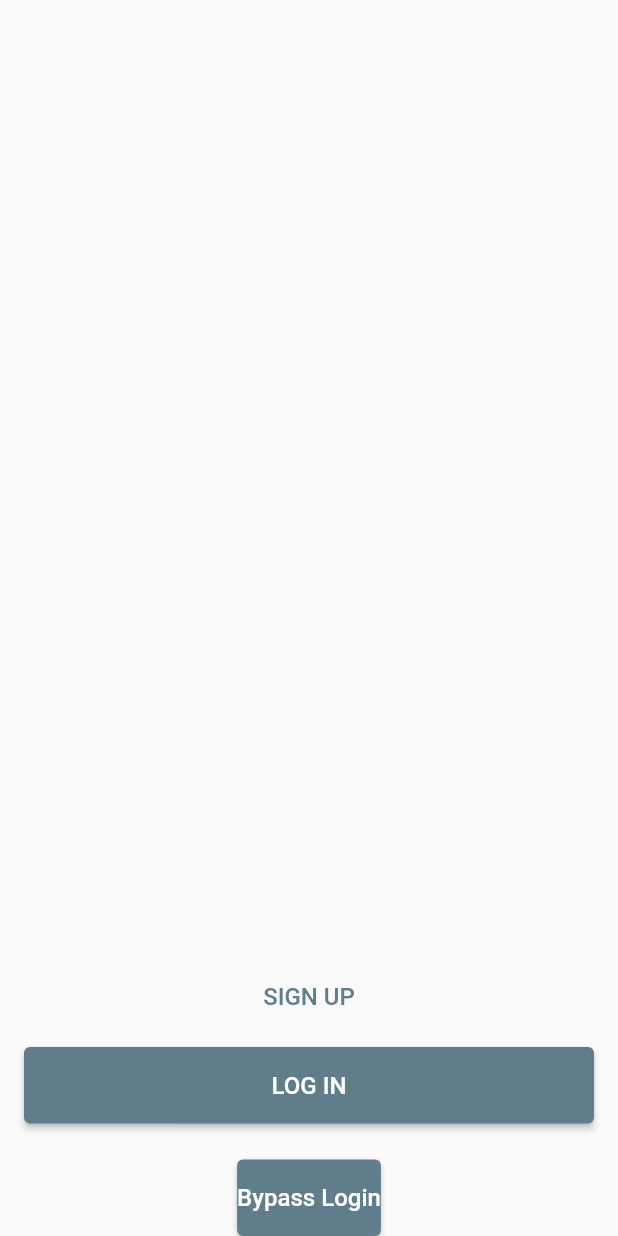
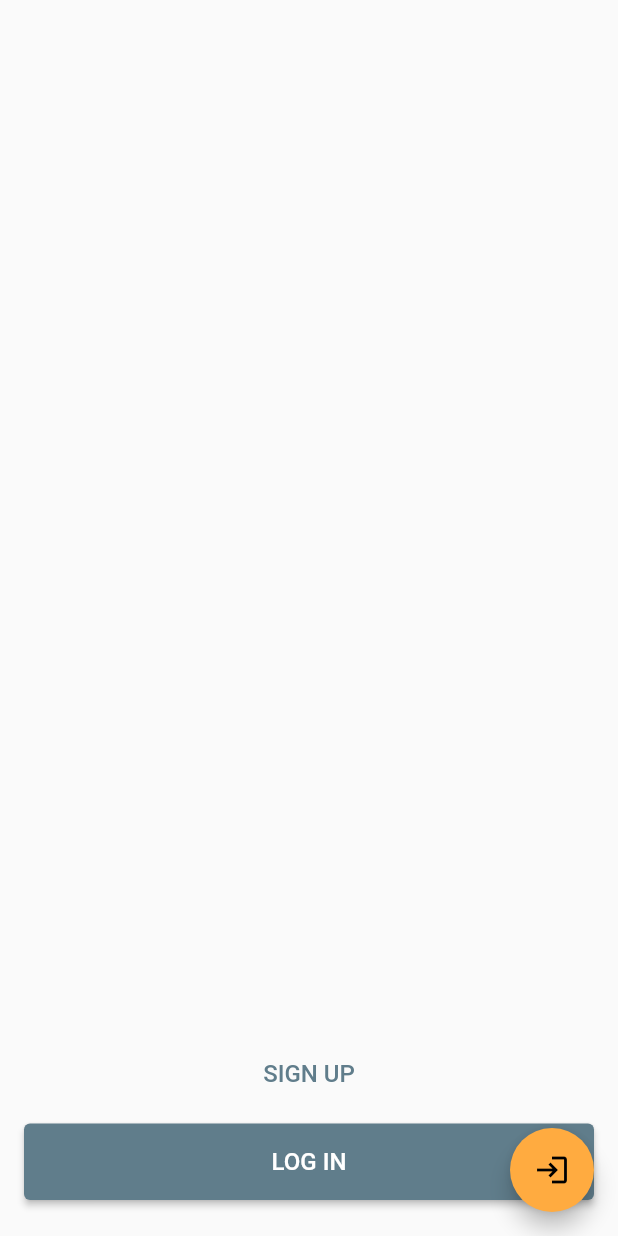
Before and after one commit to cactuspoint/CSCI334Project, a Flutter app: the screen it shows after launch, on a phone screen of 412 x 824 dp. Run offline on Flutter 3.47's test engine with Material 2 defaults, Android fonts, the phone set to English and light mode, and no system bars; our stand-ins replace graphql_flutter, qr_flutter, sqflite; missing offline and left inert: qr_code_scanner; accounts and stored records are empty.

Commit message:
refactor screen welcome

```diff
--- a/client/lib/screens/welcome.dart
+++ b/client/lib/screens/welcome.dart
@@ -1,5 +1,4 @@
 import 'dart:ui';
-
 import 'package:client/screens/login.dart';
 import 'package:client/screens/signup.dart';
 import 'package:client/screens/dashboard.dart';
@@ -14,96 +13,62 @@ class _WelcomePageState extends State<WelcomePage> {
   @override
   Widget build(BuildContext context) {
     return Scaffold(
-      // appBar: AppBar(title: Text('Alerts'),),
         body: Column(
             mainAxisAlignment: MainAxisAlignment.end,
             crossAxisAlignment: CrossAxisAlignment.start,
             children: <Widget>[
-          // Container(
-          //   padding: EdgeInsets.,
-          //   // padding: EdgeInsets.fromLTRB(16, 24, 8, 480),
-          //   // padding: EdgeInsets.only(left: 8),
-          //   // child: Text('Log in'),
-          //   child: Column(
-          //     crossAxisAlignment: CrossAxisAlignment.start,
-          //     children: <Widget>[
-          //       Text(
-          //         'COVID Alert',
-          //         style: TextStyle(fontSize: 32),
-          //       ),
-          //     ],
-          //   ),
-          // ),
-          Container(
+              SignUpButton(),
+              LogInButton(),
+            ]),
+        floatingActionButton: BypassLoginButton());
+  }
+}
+
+class LogInButton extends StatelessWidget {
+  @override
+  Widget build(BuildContext context) {
+    return Container(
+        padding: EdgeInsets.fromLTRB(16, 4, 16, 24),
+        child: SizedBox(
+            width: double.infinity,
+            child: ElevatedButton(
+                style: ElevatedButton.styleFrom(
+                    padding: EdgeInsets.symmetric(vertical: 16.0)),
+                onPressed: () {
+                  Navigator.push(context,
+                      MaterialPageRoute(builder: (context) => LoginPage()));
+                },
+                child: Text('LOG IN', style: TextStyle(fontSize: 16)))));
+  }
+}
+
+class SignUpButton extends StatelessWidget {
+  @override
+  Widget build(BuildContext context) {
+    return Container(
         padding: EdgeInsets.fromLTRB(16, 4, 16, 4),
-            // padding: EdgeInsets.symmetric(horizontal: 8.0),
         child: SizedBox(
             width: double.infinity,
             child: TextButton(
                 style: TextButton.styleFrom(
-                  padding: EdgeInsets.symmetric(vertical: 16.0),
-                ),
-                onPressed: () {
-                  Navigator.push(
-                    context,
-                    MaterialPageRoute(builder: (context) => SignUpPage()),
-                  );
-                },
-                child: Text(
-                  'SIGN UP',
-                  style: TextStyle(
-                    fontSize: 16,
-                    // color: Colors.white,
-                  ),
-                ),
-              ),
-            ),
-          ),
-          Container(
-            padding: EdgeInsets.fromLTRB(16, 4, 16, 24),
-            // padding: EdgeInsets.symmetric(horizontal: 8.0),
-            child: SizedBox(
-              width: double.infinity,
-              child: ElevatedButton(
-                style: ElevatedButton.styleFrom(
-                  padding: EdgeInsets.symmetric(vertical: 16.0),
-                  // primary: Colors.orangeAccent,
-                  // onPrimary: Colors.black,
-                ),
-                onPressed: () {
-                  Navigator.push(
-                    context,
-                    MaterialPageRoute(builder: (context) => LoginPage()),
-                  );
-                },
-                child: Text(
-                  'LOG IN',
-                  style: TextStyle(fontSize: 16),
-                ),
-              ),
-            ),
-          ),
-          Center(
-            child: ElevatedButton(
-              style: ElevatedButton.styleFrom(
-                padding: EdgeInsets.symmetric(vertical: 16.0),
-              ),
+                    padding: EdgeInsets.symmetric(vertical: 16.0)),
                 onPressed: () {
                   Navigator.push(context,
-                    MaterialPageRoute(builder: (context) => DashboardPage()));
+                      MaterialPageRoute(builder: (context) => SignUpPage()));
                 },
-              child: Text(
-                'Bypass Login',
-                style: TextStyle(fontSize: 16),
-              ),
-            ),
-          ),
-        ],
-      ),
-      // floatingActionButton: FloatingActionButton(
-      //   onPressed: () {},
-
-      // ),
-    );
+                child: Text('SIGN UP', style: TextStyle(fontSize: 16)))));
   }
 }
+
+class BypassLoginButton extends StatelessWidget {
+  @override
+  Widget build(BuildContext context) {
+    return FloatingActionButton(
+        onPressed: () => {
+              Navigator.push(context,
+                  MaterialPageRoute(builder: (context) => DashboardPage()))
+            },
+        tooltip: "Bypass Login",
+        child: Icon(Icons.login));
+  }
+}
```
Lines whose indentation alone changed are shown as unchanged.
